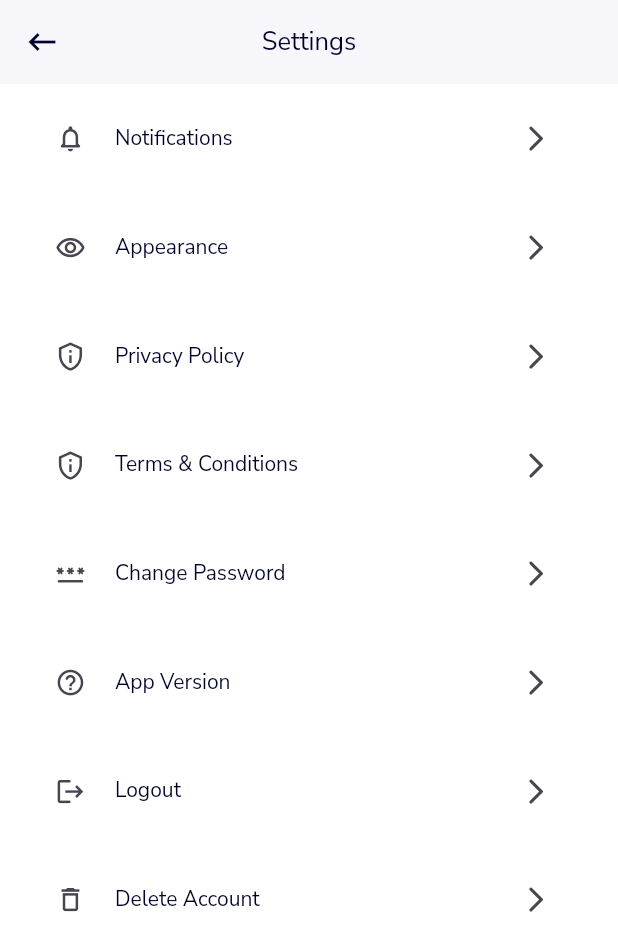
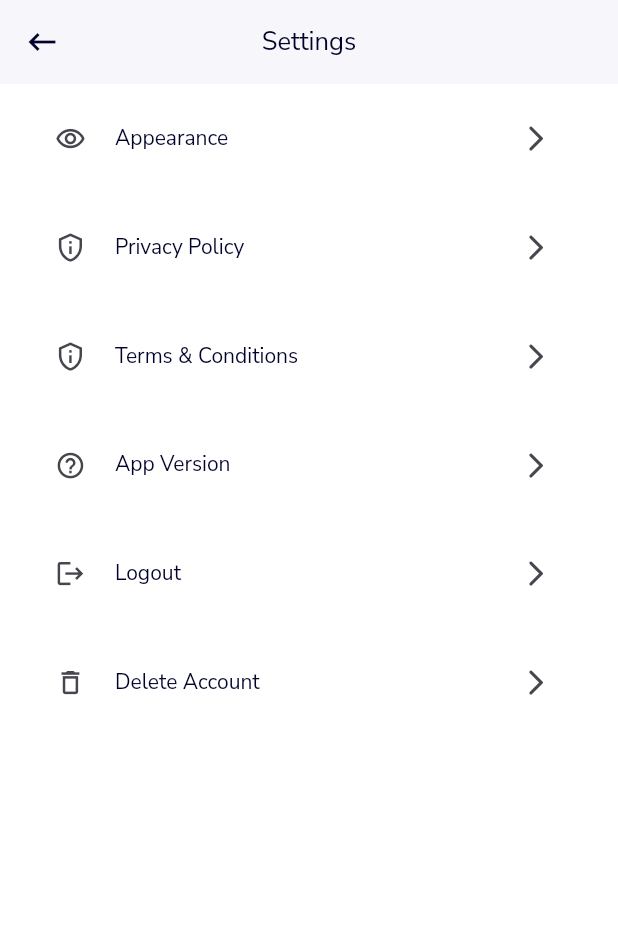
Before and after one commit to mfaizrasool/foldious, a Flutter app: the SettingPage screen opened directly, on a phone screen of 412 x 824 dp. Shown: the top 951 px of the screen. Run offline on Flutter 3.47's test engine with Material 3 defaults, Android fonts, the phone set to English and light mode, and no system bars; our stand-ins replace cached_network_image, chewie, connectivity_plus, dio, file_picker, firebase_auth and 18 more; missing offline and left inert: flutter_inappwebview, image_gallery_saver_plus; accounts and stored records are empty; network calls fail.

Commit message:
WIP update password

```diff
--- a/lib/features/bottom_nav_bar/setting_page/setting_page.dart
+++ b/lib/features/bottom_nav_bar/setting_page/setting_page.dart
@@ -1,4 +1,5 @@
 import 'package:flutter/material.dart';
+import 'package:foldious/common/controllers/user_details_controller.dart';
 import 'package:foldious/features/bottom_nav_bar/setting_page/about/app_version_page.dart';
 import 'package:foldious/features/bottom_nav_bar/setting_page/appearance/appearance_screen.dart';
 import 'package:foldious/features/bottom_nav_bar/setting_page/change_password/change_password.dart';
@@ -21,6 +22,7 @@ class SettingPage extends StatefulWidget {
 
 class _SettingPageState extends State<SettingPage> {
   final SettingsController controller = Get.put(SettingsController());
+  final UserDetailsController userDetailsController = Get.find();
   @override
   Widget build(BuildContext context) {
     final appTheme = Theme.of(context);
@@ -42,11 +44,11 @@ class _SettingPageState extends State<SettingPage> {
                     padding: EdgeInsets.symmetric(horizontal: width * 0.05),
                     child: Column(
                       children: [
-                        PrimaryListTile(
-                          title: AppLabels.notifications,
-                          icon: Icons.notifications_none_rounded,
-                          onTap: () {},
-                        ),
+                        // PrimaryListTile(
+                        //   title: AppLabels.notifications,
+                        //   icon: Icons.notifications_none_rounded,
+                        //   onTap: () {},
+                        // ),
 
                         ///
                         PrimaryListTile(
@@ -74,6 +76,10 @@ class _SettingPageState extends State<SettingPage> {
                             Get.to(() => TermsPage());
                           },
                         ),
+                        if (userDetailsController.userDetails.userPassword !=
+                                null &&
+                            userDetailsController
+                                .userDetails.userPassword!.isNotEmpty)
 
                           ///
                           PrimaryListTile(
```
Lines whose indentation alone changed are shown as unchanged.
